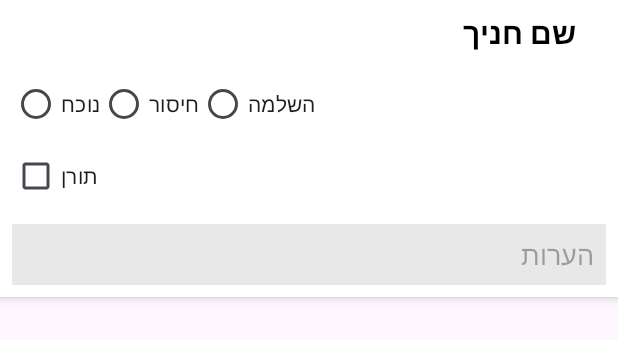
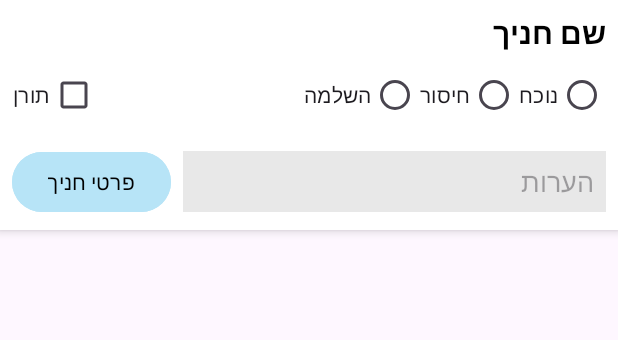
Before and after one commit to Avivit22/FinalProject, an Android app: the layout item_student_status.xml on its own in the app's theme, with its tools: preview values and no code run, on a phone screen of 412 x 824 dp. Shown: the top 340 px of the screen. Run offline under Robolectric (Android 15) with nearby library versions, the phone set to English and light mode, and no system bars.

Commit message:
Navigate to student details from status update screen

```diff
--- a/app/src/main/res/layout/item_student_status.xml
+++ b/app/src/main/res/layout/item_student_status.xml
@@ -17,9 +17,10 @@
         android:textSize="20sp"
         android:textStyle="bold"
         android:textColor="#000000"
-        android:layout_gravity="right"
-        android:layout_marginRight="20dp" />
+        android:layout_gravity="end"
+        android:layout_marginBottom="4dp" />
 
+    <!-- תגית (שיעור השלמה) -->
     <TextView
         android:id="@+id/tvSpecialLabel"
         android:layout_width="wrap_content"
@@ -28,16 +29,43 @@
         android:textColor="#FF0000"
         android:textSize="14sp"
         android:visibility="gone"
-        android:layout_marginStart="8dp"/>
+        android:layout_gravity="end"
+        android:layout_marginBottom="6dp"/>
 
-    <!-- סטטוס נוכחות -->
-    <RadioGroup
-        android:id="@+id/rgAttendanceStatus"
+    <!-- נוכחות + חיסור + השלמה + תורן -->
+    <LinearLayout
         android:layout_width="match_parent"
         android:layout_height="wrap_content"
         android:orientation="horizontal"
-        android:layout_marginTop="10dp"
-        android:layout_gravity="center">
+        android:gravity="center_vertical"
+        android:layoutDirection="ltr"
+        android:layout_marginBottom="6dp">
+
+        <!-- תורן בצד שמאל -->
+        <CheckBox
+            android:id="@+id/cbToran"
+            android:layout_width="wrap_content"
+            android:layout_height="wrap_content"
+            android:text="תורן"
+            android:layout_marginStart="8dp"
+            android:layout_marginEnd="0dp"
+            android:layoutDirection="rtl"
+            />
+
+        <!-- רווח בין -->
+        <View
+            android:layout_width="0dp"
+            android:layout_height="1dp"
+            android:layout_weight="1" />
+
+        <!-- רדיובטנים -->
+        <RadioGroup
+            android:id="@+id/rgAttendanceStatus"
+            android:layout_width="wrap_content"
+            android:layout_height="wrap_content"
+            android:orientation="horizontal"
+            android:layoutDirection="rtl">
+
 
             <RadioButton
                 android:id="@+id/rbPresent"
@@ -57,21 +85,35 @@
                 android:layout_height="wrap_content"
                 android:text="השלמה" />
         </RadioGroup>
+    </LinearLayout>
 
-    <CheckBox
-        android:id="@+id/cbToran"
+
+    <!-- שורת "פרטי חניך" + הערות -->
+    <LinearLayout
+        android:layout_width="match_parent"
+        android:layout_height="wrap_content"
+        android:orientation="horizontal"
+        android:gravity="center_vertical"
+        android:layout_marginTop="4dp">
+
+        <Button
+            android:id="@+id/btnDetails"
             android:layout_width="wrap_content"
             android:layout_height="wrap_content"
-        android:text="תורן" />
+            android:text="פרטי חניך"
+            android:backgroundTint="#B7E4F7"
+            android:textColor="#000000"
+            android:layout_marginEnd="8dp" />
 
-    <!-- הערות -->
         <EditText
             android:id="@+id/etNotes"
-        android:layout_width="match_parent"
+            android:layout_width="0dp"
             android:layout_height="wrap_content"
+            android:layout_weight="1"
             android:hint="הערות"
             android:background="#E8E8E8"
             android:padding="8dp"
-        android:layout_marginTop="8dp" />
+            android:gravity="right"/>
+    </LinearLayout>
 
 </LinearLayout>
--- a/build.gradle
+++ b/build.gradle
@@ -10,6 +10,6 @@ buildscript {
 }
 
 plugins {
-    id 'com.android.application' version '8.10.0' apply false
-    id 'com.android.library' version '8.10.0' apply false
+    id 'com.android.application' version '8.10.1' apply false
+    id 'com.android.library' version '8.10.1' apply false
 }
```
Also changed, not shown: app/src/main/java/com/example/myapplicationt1/InsertStatusActivity.java (+1 -12 lines), app/src/main/java/com/example/myapplicationt1/ShowUpdateStudentActivity.java (+7 -0 lines), app/src/main/java/com/example/myapplicationt1/StudentStatusAdapter.java (+25 -7 lines). Lines whose indentation alone changed are shown as unchanged.
